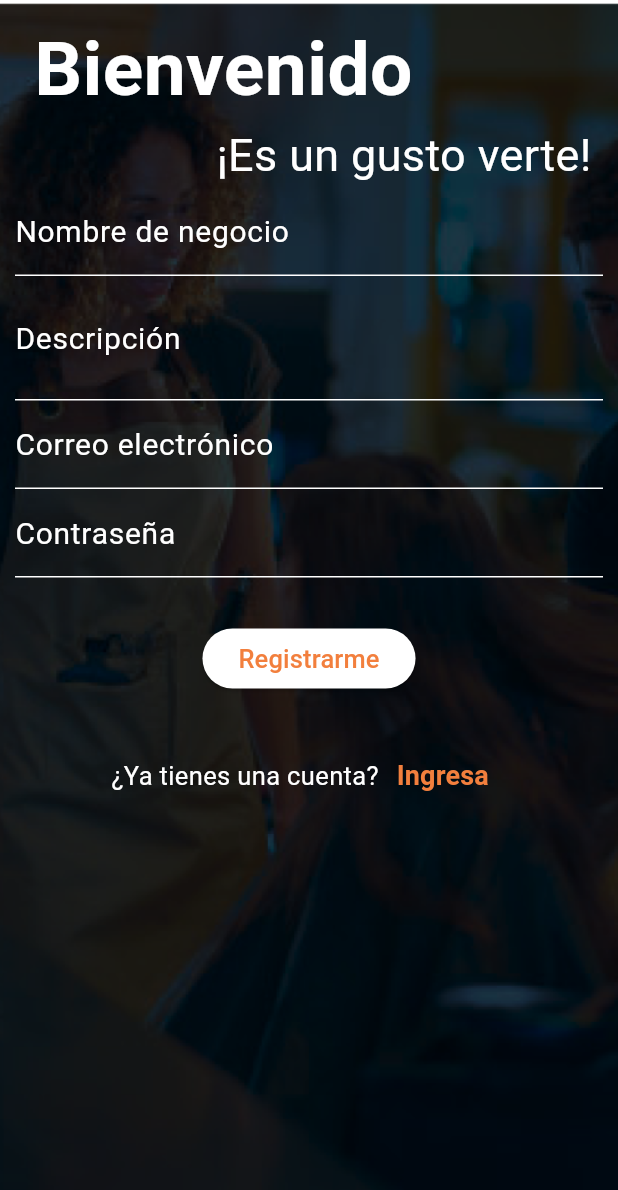
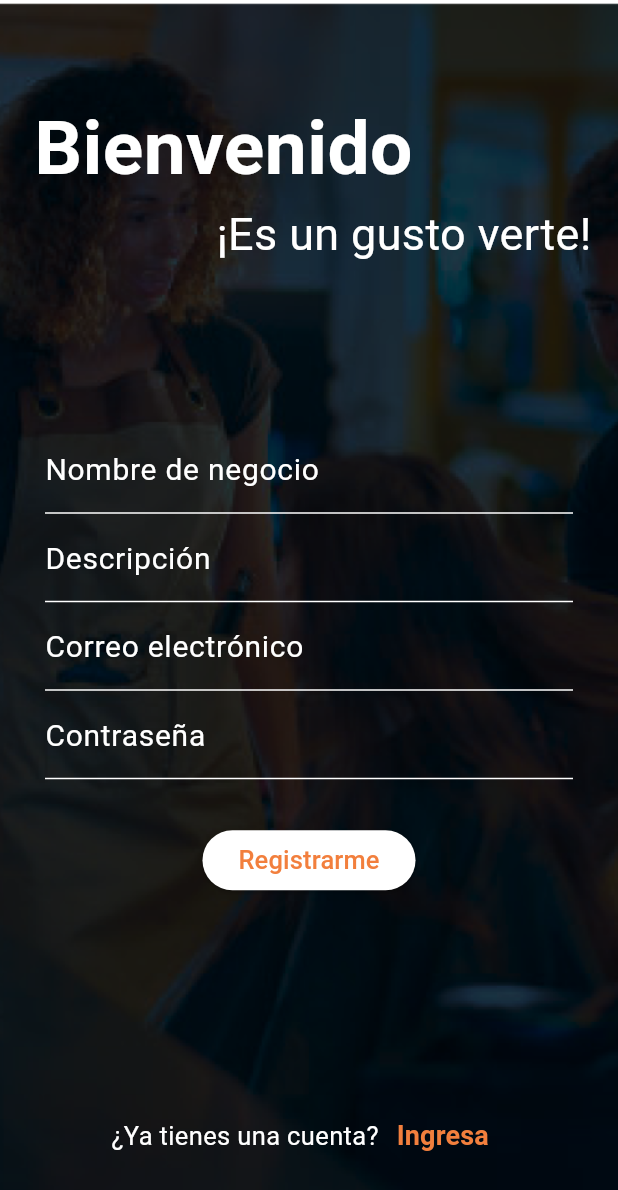
Before and after one commit to AndresCamiloChavez/app_pamii, a Flutter app: the RegisterBusinessPage screen opened by its route, on a phone screen of 412 x 824 dp. Shown: the top 1190 px of the screen. Run offline on Flutter 3.47's test engine with Material 3 defaults, Android fonts, the light colour scheme and no system bars; our stand-ins replace carousel_slider, dio, flutter_riverpod, go_router.

Commit message:
Fixing scroll in all peages and refactor registerBusinessForm

```diff
--- a/lib/presentation/pages/auth/login_page.dart
+++ b/lib/presentation/pages/auth/login_page.dart
@@ -11,6 +11,7 @@ class LoginPage extends ConsumerWidget {
   @override
   Widget build(BuildContext context, WidgetRef ref) {
     return Scaffold(
+      resizeToAvoidBottomInset: true,
       body: Stack(
         children: [
           const BackGroundImage(),
@@ -18,27 +19,44 @@ class LoginPage extends ConsumerWidget {
             child: Padding(
               padding: const EdgeInsets.all(10.0),
               child: Column(
+                children: [
+                  Expanded(
+                    child: SingleChildScrollView(
+                      child: ConstrainedBox(
+                        constraints: BoxConstraints(
+                          minHeight: MediaQuery.of(context).size.height,
+                        ),
+                        child: IntrinsicHeight(
+                          child: Column(
                             crossAxisAlignment: CrossAxisAlignment.center,
-                mainAxisAlignment: MainAxisAlignment.start,
+                            mainAxisAlignment: MainAxisAlignment.spaceAround,
                             children: [
                               const FirstTitle(),
-                  const Expanded(child: LoginForm()),
+                              const LoginForm(),
                               Column(
                                 children: [
-                      const Text("¿Aun no estas resgistrado?",
-                          style: TextStyle(color: Colors.white, fontSize: 20)),
-                      const Text("Te identificas como:",
+                                  const Text(
+                                    "¿Aun no estas resgistrado?",
+                                    style: TextStyle(
+                                        color: Colors.white, fontSize: 20),
+                                  ),
+                                  const Text(
+                                    "Te identificas como:",
                                     style: TextStyle(
                                       color: AppColors.primaryColor,
                                       fontSize: 20,
-                              fontWeight: FontWeight.bold)),
+                                      fontWeight: FontWeight.bold,
+                                    ),
+                                  ),
                                   const SizedBox(height: 10),
-                      Row(children: [
+                                  Row(
+                                    children: [
                                       Expanded(
                                         child: Card(
                                           color: Colors.black,
                                           shadowColor: Colors.white,
-                            child: Column(children: [
+                                          child: Column(
+                                            children: [
                                               IconButton(
                                                 onPressed: () {
                                                   ref
@@ -49,15 +67,18 @@ class LoginPage extends ConsumerWidget {
                                                   Icons.person_add,
                                                   color: Colors.white,
                                                   size: 40,
-                                  )),
+                                                ),
+                                              ),
                                               const Text(
                                                 "Como usuario",
                                                 style: TextStyle(
                                                   color: AppColors.primaryColor,
                                                   fontSize: 20,
-                                    fontWeight: FontWeight.bold),
-                              )
-                            ]),
+                                                  fontWeight: FontWeight.bold,
+                                                ),
+                                              ),
+                                            ],
+                                          ),
                                         ),
                                       ),
                                       const SizedBox(width: 10),
@@ -69,33 +90,43 @@ class LoginPage extends ConsumerWidget {
                                             children: [
                                               IconButton(
                                                 onPressed: () {
-                                      ref
-                                          .read(routerProvider)
-                                          .push('/login/register-business');
+                                                  ref.read(routerProvider).push(
+                                                      '/login/register-business');
                                                 },
                                                 icon: const Icon(
                                                   Icons.add_business,
                                                   color: AppColors.primaryColor,
                                                   size: 40,
-                                    )),
+                                                ),
+                                              ),
                                               const Text(
                                                 "Como negocio",
                                                 style: TextStyle(
                                                   color: Colors.white,
                                                   fontSize: 20,
-                                      fontWeight: FontWeight.bold),
-                                )
+                                                  fontWeight: FontWeight.bold,
+                                                ),
+                                              ),
                                             ],
                                           ),
                                         ),
                                       ),
-                      ])
                                     ],
                                   ),
-                ]),
+                                ],
                               ),
-        )
                             ],
-    ));
+                          ),
+                        ),
+                      ),
+                    ),
+                  ),
+                ],
+              ),
+            ),
+          ),
+        ],
+      ),
+    );
   }
 }
--- a/lib/presentation/pages/auth/register_page.dart
+++ b/lib/presentation/pages/auth/register_page.dart
@@ -15,22 +15,25 @@ class RegisterPage extends ConsumerWidget {
       SafeArea(
           child: Padding(
         padding: const EdgeInsets.all(15),
-        child: Column(
-          mainAxisSize: MainAxisSize.max,
-          mainAxisAlignment: MainAxisAlignment.spaceBetween,
+        child: SingleChildScrollView(
+          child: ConstrainedBox(constraints: BoxConstraints(
+            minHeight: MediaQuery.of(context).size.height
+          ),
+          child:  Column(
+              mainAxisAlignment: MainAxisAlignment.spaceAround,
               crossAxisAlignment: CrossAxisAlignment.center,
               children: [
                 const FirstTitle(),
                 const RegisterForm(),
                 PageRedirection(
-              message: "¿Ya tienes una cuenta?",
-              option: "Ingresa",
                   onTap: () {
                     ref.read(routerProvider).push('/login');
                   },
                 )
               ],
             ),
+          ),
+        ),
       ))
     ]));
   }
--- a/lib/presentation/pages/auth/register_page_business.dart
+++ b/lib/presentation/pages/auth/register_page_business.dart
@@ -1,6 +1,7 @@
 import 'package:app_pamii/core/constants/colors.dart';
 import 'package:app_pamii/core/router/app_router.dart';
 import 'package:app_pamii/presentation/pages/auth/widgets/common_widgets_page.dart';
+import 'package:app_pamii/presentation/pages/auth/widgets/form_register_business.dart';
 import 'package:app_pamii/presentation/providers/auth/register/register_business_form_provider.dart';
 import 'package:flutter/material.dart';
 import 'package:flutter_riverpod/flutter_riverpod.dart';
@@ -21,85 +22,24 @@ class RegisterBusinessPage extends ConsumerWidget {
             child: Padding(
               padding: const EdgeInsets.all(10.0),
               child: SingleChildScrollView(
-                child: Column(
+                child: ConstrainedBox(constraints: BoxConstraints(
+                  minHeight: MediaQuery.of(context).size.height
+                ),
+                child: IntrinsicHeight(
+                  child:  Column(
                   crossAxisAlignment: CrossAxisAlignment.center,
-                  mainAxisAlignment: MainAxisAlignment.center,
+                  mainAxisAlignment: MainAxisAlignment.spaceAround,
                   children: [
                     const FirstTitle(),
-                    TextField(
-                      onChanged: (value) => ref
-                          .read(registerCompanyFormProvider.notifier)
-                          .updateName(value),
-                      keyboardType: TextInputType.emailAddress,
-                      style: const TextStyle(color: Colors.white),
-                      decoration: InputDecoration(
-                          labelText: 'Nombre de negocio',
-                          errorText: formData.errors['name'],
-                          labelStyle: const TextStyle(
-                              color: Colors.white, fontSize: 20)),
-                    ),
-                    TextField(
-                      onChanged: (value) => ref
-                          .read(registerCompanyFormProvider.notifier)
-                          .updateDescription(value),
-                      keyboardType: TextInputType.multiline,
-                      maxLines: 4,
-                      minLines: 2,
-                      style: const TextStyle(color: Colors.white),
-                      decoration: InputDecoration(
-                          labelText: 'Descripción',
-                          errorText: formData.errors['description'],
-                          labelStyle: const TextStyle(
-                              color: Colors.white, fontSize: 20)),
-                    ),
-
-                    TextField(
-                      onChanged: (value) => ref
-                          .read(registerCompanyFormProvider.notifier)
-                          .updateEmail(value),
-                      keyboardType: TextInputType.emailAddress,
-                      style: const TextStyle(color: Colors.white),
-                      decoration: InputDecoration(
-                          labelText: 'Correo electrónico',
-                          errorText: formData.errors['email'],
-                          labelStyle: const TextStyle(
-                              color: Colors.white, fontSize: 20)),
-                    ),
-                    TextField(
-                      onChanged: (value) => ref
-                          .read(registerCompanyFormProvider.notifier)
-                          .updatePassword(value),
-                      style: const TextStyle(color: Colors.white),
-                      decoration: InputDecoration(
-                        errorText: formData.errors['password'],
-                        labelText: 'Contraseña',
-                        labelStyle:
-                            const TextStyle(color: Colors.white, fontSize: 20),
-                        hintStyle: const TextStyle(color: Colors.white),
-                      ),
-                      obscureText: true,
-                    ),
-                    Container(
-                      margin: const EdgeInsets.symmetric(vertical: 30),
-                      child: ElevatedButton(
-                        onPressed: () => ref
-                            .read(registerCompanyFormProvider.notifier)
-                            .submitForm(context),
-                        child: Text('Registrarme',
-                            style: TextStyle(
-                                color: AppTheme.theme.primaryColor,
-                                fontSize: 17)),
-                      ),
-                    ),
+                    const RegisterBusinessForm(),
                     PageRedirection(
-                      message: "¿Ya tienes una cuenta?",
-                      option: "Ingresa",
                       onTap: () {
                         ref.read(routerProvider).push('/login');
                       },
                     )
                   ],
                 ),
+                ),),
               ),
             ),
           ),
--- a/lib/presentation/pages/auth/widgets/common_widgets_page.dart
+++ b/lib/presentation/pages/auth/widgets/common_widgets_page.dart
@@ -23,7 +23,8 @@ class FirstTitle extends StatelessWidget {
 
   @override
   Widget build(BuildContext context) {
-    return const Column(
+    return const SafeArea(
+      child: Column(
         children: [
           Row(
             mainAxisAlignment: MainAxisAlignment.start,
@@ -47,10 +48,10 @@ class FirstTitle extends StatelessWidget {
             ],
           )
         ],
+      ),
     );
   }
 }
-
 
 class PageRedirection extends ConsumerWidget {
   final String message;
@@ -58,13 +59,10 @@ class PageRedirection extends ConsumerWidget {
   final VoidCallback onTap;
 
   const PageRedirection(
-      {
-      super.key,
+      {super.key,
       required this.onTap,
-      this.message = "¿No tienes cuenta aún?",
-      this.option = "Resgistrate"
-      }
-  );
+      this.message = "¿Ya tienes una cuenta?",
+      this.option = "Ingresa"});
 
   @override
   Widget build(BuildContext context, WidgetRef ref) {
--- /dev/null
+++ b/lib/presentation/pages/auth/widgets/form_register_business.dart
@@ -0,0 +1,81 @@
+import 'package:app_pamii/core/constants/colors.dart';
+import 'package:app_pamii/presentation/providers/auth/form_provider.dart';
+import 'package:app_pamii/presentation/providers/auth/register/register_business_form_provider.dart';
+import 'package:flutter/material.dart';
+import 'package:flutter_riverpod/flutter_riverpod.dart';
+
+class RegisterBusinessForm extends ConsumerWidget {
+  const RegisterBusinessForm({super.key});
+
+  @override
+  Widget build(BuildContext context, WidgetRef ref) {
+    final formData = ref.watch(loginFormProvider);
+
+    return Container(
+      padding: const EdgeInsets.symmetric(horizontal: 20),
+      child: Column(
+        crossAxisAlignment: CrossAxisAlignment.center,
+        mainAxisAlignment: MainAxisAlignment.center,
+        children: [
+          TextField(
+            onChanged: (value) => ref
+                .read(registerCompanyFormProvider.notifier)
+                .updateName(value),
+            keyboardType: TextInputType.emailAddress,
+            style: const TextStyle(color: Colors.white),
+            decoration: InputDecoration(
+                labelText: 'Nombre de negocio',
+                errorText: formData.error,
+                labelStyle: const TextStyle(color: Colors.white, fontSize: 20)),
+          ),
+          TextField(
+            onChanged: (value) => ref
+                .read(registerCompanyFormProvider.notifier)
+                .updateDescription(value),
+            keyboardType: TextInputType.multiline,
+            style: const TextStyle(color: Colors.white),
+            decoration: InputDecoration(
+                labelText: 'Descripción',
+                errorText: formData.error,
+                labelStyle: const TextStyle(color: Colors.white, fontSize: 20)),
+          ),
+          TextField(
+            onChanged: (value) => ref
+                .read(registerCompanyFormProvider.notifier)
+                .updateEmail(value),
+            keyboardType: TextInputType.emailAddress,
+            style: const TextStyle(color: Colors.white),
+            decoration: InputDecoration(
+                labelText: 'Correo electrónico',
+                errorText: formData.error,
+                labelStyle: const TextStyle(color: Colors.white, fontSize: 20)),
+          ),
+          TextField(
+            onChanged: (value) => ref
+                .read(registerCompanyFormProvider.notifier)
+                .updatePassword(value),
+            style: const TextStyle(color: Colors.white),
+            decoration: InputDecoration(
+              errorText: formData.error,
+              labelText: 'Contraseña',
+              labelStyle: const TextStyle(color: Colors.white, fontSize: 20),
+              hintStyle: const TextStyle(color: Colors.white),
+            ),
+            obscureText: true,
+          ),
+          Container(
+            margin: const EdgeInsets.symmetric(vertical: 30),
+            child: ElevatedButton(
+              onPressed: () => ref
+                  .read(registerCompanyFormProvider.notifier)
+                  .submitForm(context),
+              child: Text('Registrarme',
+                  style: TextStyle(
+                      color: AppTheme.theme.primaryColor, fontSize: 17)),
+            ),
+          ),
+        ],
+      ),
+    );
+  }
+}
```
Also changed, not shown: lib/presentation/pages/auth/widgets/form_register.dart (line endings or trailing spaces). Lines whose indentation alone changed are shown as unchanged.
